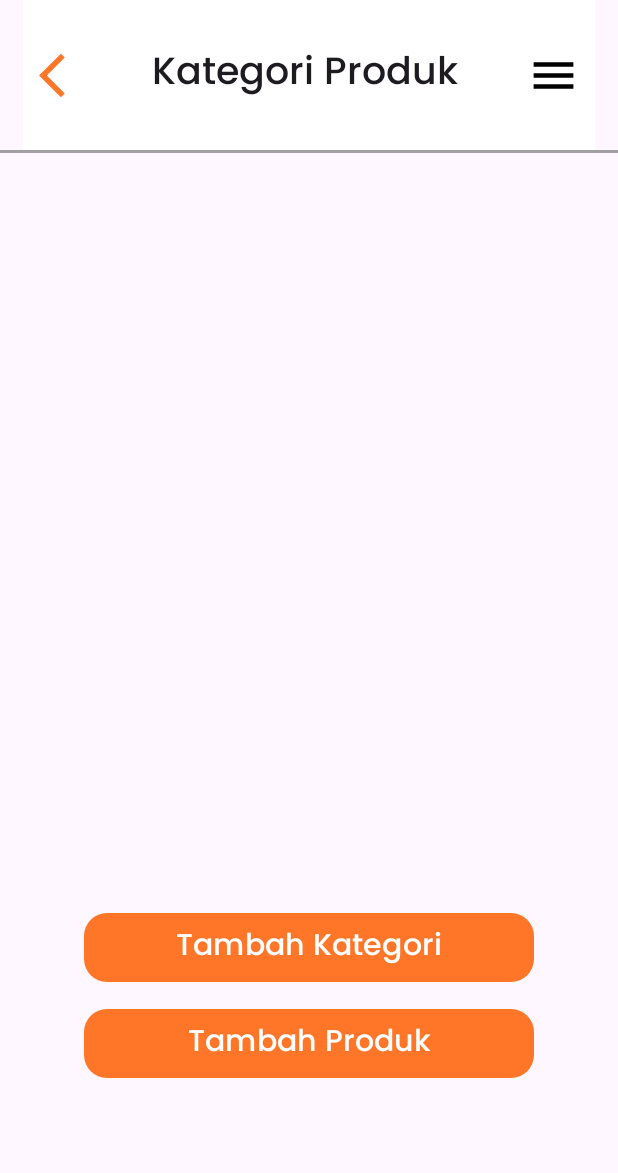
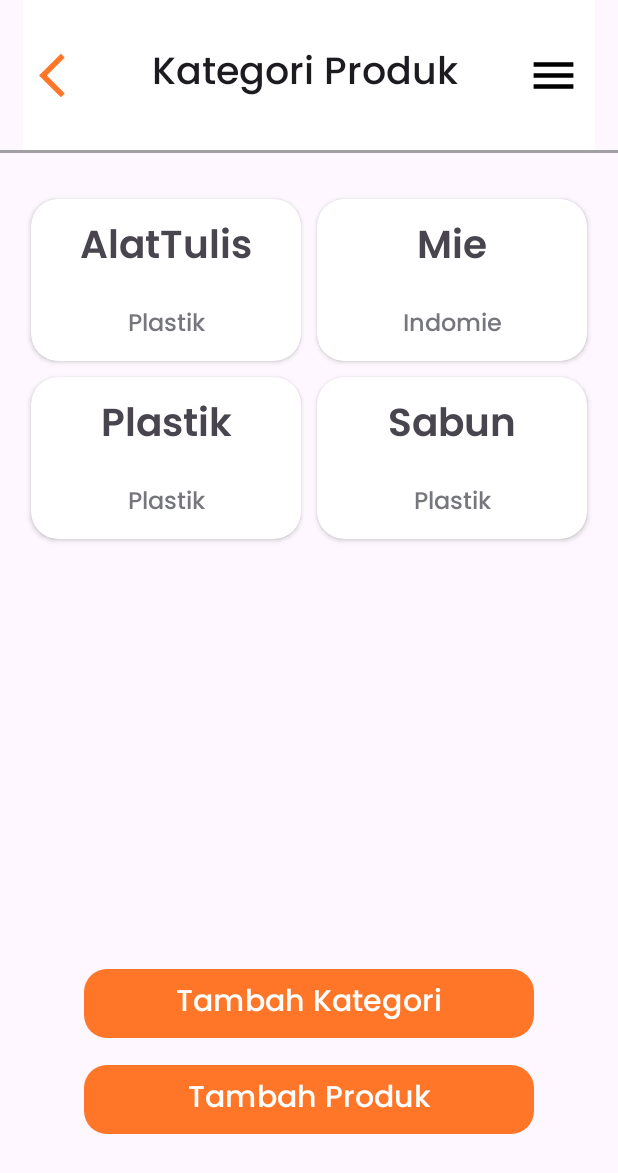
Before and after one commit to PPSI-4KA19/TokoLiaKelompok2, an Android app: the screen it shows after launch (produkkategori), in the options menu, after a tap on "Produk", on a phone screen of 412 x 824 dp. Shown: the top 1173 px of the screen. Run offline under Robolectric (Android 15) with nearby library versions, the phone set to English and light mode, and no system bars; our stand-ins replace Room's generated code; Roboto replaces fonts that are not available here.

Commit message:
kategori backend finish

```diff
--- a/app/src/main/java/com/example/tokolia/Kategori.java
+++ b/app/src/main/java/com/example/tokolia/Kategori.java
@@ -17,7 +17,7 @@ public class Kategori {
         this.deskripsi = deskripsi;
     }
 
-    public String getNama_kategori() {
+    public String getNamakategori() {
         return nama_kategori;
     }
 
@@ -25,7 +25,7 @@ public class Kategori {
         return deskripsi;
     }
 
-    public void setNama_kategori(String nama_kategori) {
+    public void setNamaKategori(String nama_kategori) {
         this.nama_kategori = nama_kategori;
     }
 
--- /dev/null
+++ b/app/src/main/java/com/example/tokolia/KategoriAdapter.java
@@ -0,0 +1,65 @@
+package com.example.tokolia;
+
+import android.view.LayoutInflater;
+import android.view.View;
+import android.view.ViewGroup;
+import android.widget.TextView;
+
+import androidx.annotation.NonNull;
+import androidx.recyclerview.widget.RecyclerView;
+
+import java.util.ArrayList;
+import java.util.List;
+
+public class KategoriAdapter extends RecyclerView.Adapter<KategoriAdapter.KategoriHolder> {
+
+    private List<Kategori> kategoris = new ArrayList<>();
+
+
+    @NonNull
+    @Override
+    public KategoriHolder onCreateViewHolder(@NonNull ViewGroup parent, int viewType) {
+
+        View view = LayoutInflater.from(parent.getContext())
+                .inflate(R.layout.layout_kategori,
+                parent,false);
+
+        return new KategoriHolder(view);
+    }
+
+    @Override
+    public void onBindViewHolder(@NonNull KategoriHolder holder, int position) {
+
+        Kategori currentKategori = kategoris.get(position);
+        holder.namaKategori.setText(currentKategori.getNamakategori());
+        holder.descKategori.setText(currentKategori.getDeskripsi());
+
+    }
+
+    @Override
+    public int getItemCount() {
+        return kategoris.size();
+    }
+
+    public void setKategoris(List<Kategori> kategoris){
+
+        this.kategoris = kategoris;
+        notifyDataSetChanged();
+
+    }
+
+    class KategoriHolder extends RecyclerView.ViewHolder{
+
+        TextView namaKategori;
+        TextView descKategori;
+
+
+        public KategoriHolder(@NonNull View itemView) {
+            super(itemView);
+
+            namaKategori = itemView.findViewById(R.id.textNamaKategori);
+            descKategori = itemView.findViewById(R.id.textDescKategori);
+
+        }
+    }
+}
--- a/app/src/main/java/com/example/tokolia/KategoriProduk.java
+++ b/app/src/main/java/com/example/tokolia/KategoriProduk.java
@@ -2,6 +2,7 @@ package com.example.tokolia;
 
 import androidx.annotation.NonNull;
 import androidx.room.Entity;
+import androidx.room.ForeignKey;
 import androidx.room.PrimaryKey;
 
 @Entity(tableName = "kategoriproduk",primaryKeys = {"nama_kategori","id_produk"})
--- a/app/src/main/java/com/example/tokolia/TokoDatabase.java
+++ b/app/src/main/java/com/example/tokolia/TokoDatabase.java
@@ -2,9 +2,14 @@ package com.example.tokolia;
 
 import android.content.Context;
 
+import androidx.annotation.NonNull;
 import androidx.room.Database;
 import androidx.room.Room;
 import androidx.room.RoomDatabase;
+import androidx.sqlite.db.SupportSQLiteDatabase;
+
+import java.util.concurrent.ExecutorService;
+import java.util.concurrent.Executors;
 
 @Database(entities = {Kategori.class, KategoriProduk.class, Produk.class
                     , Transaksi.class, TransaksiProduk.class
@@ -15,9 +20,9 @@ public abstract class TokoDatabase extends RoomDatabase {
 
 
     //Dao untuk proses produk + kategori
-    public abstract ProdukDao produkDao();
+    //public abstract ProdukDao produkDao();
     public abstract KategoriDao kategoriDao();
-    public abstract KategoriProdukDao kategoriProdukDao();
+    //public abstract KategoriProdukDao kategoriProdukDao();
 
     //Dao untuk proses transaksi + produk
 
@@ -25,11 +30,13 @@ public abstract class TokoDatabase extends RoomDatabase {
 
     public static synchronized TokoDatabase getInstance(Context context){
 
+        //dihapus setelah testing
         if(instance == null){
-
             instance = Room.databaseBuilder(context.getApplicationContext(),
                     TokoDatabase.class, "toko_database")
-                    .fallbackToDestructiveMigration().build();
+                    .fallbackToDestructiveMigration()
+                    .addCallback(roomCallBack)
+                    .build();
 
         }
 
@@ -37,4 +44,28 @@ public abstract class TokoDatabase extends RoomDatabase {
 
     }
 
+
+
+    private static RoomDatabase.Callback roomCallBack = new RoomDatabase.Callback(){
+        @Override
+        public void onCreate(@NonNull SupportSQLiteDatabase db) {
+            super.onCreate(db);
+
+            KategoriDao kategoriDao = instance.kategoriDao();
+
+            ExecutorService executorService = Executors.newSingleThreadExecutor();
+            executorService.execute(new Runnable() {
+                @Override
+                public void run() {
+                    //untuk dihapus setelah tes
+                    kategoriDao.insert(new Kategori("Mie","Indomie"));
+                    kategoriDao.insert(new Kategori("Plastik","Plastik"));
+                    kategoriDao.insert(new Kategori("Sabun","Plastik"));
+                    kategoriDao.insert(new Kategori("AlatTulis","Plastik"));
+                }
+            });
+
+        }
+    };
+
 }
--- /dev/null
+++ b/app/src/main/java/com/example/tokolia/TokoRepository.java
@@ -0,0 +1,63 @@
+package com.example.tokolia;
+
+import android.app.Application;
+import android.os.AsyncTask;
+
+import androidx.lifecycle.LiveData;
+
+import java.util.List;
+import java.util.concurrent.ExecutorService;
+import java.util.concurrent.Executors;
+
+public class TokoRepository {
+
+    private KategoriDao kategoriDao;
+
+    private LiveData<List<Kategori>> kategoris;
+
+
+    ExecutorService executors = Executors.newSingleThreadExecutor();
+
+    public TokoRepository(Application application){
+
+        TokoDatabase database = TokoDatabase.getInstance(application);
+        kategoriDao = database.kategoriDao();
+        kategoris = kategoriDao.getAllKategori();
+
+    }
+
+    public void insertKategori(Kategori kategori){
+        executors.execute(new Runnable() {
+            @Override
+            public void run() {
+                kategoriDao.insert(kategori);
+            }
+        });
+
+    }
+
+    public void updateKategori(Kategori kategori){
+        executors.execute(new Runnable() {
+            @Override
+            public void run() {
+                kategoriDao.update(kategori);
+            }
+        });
+    }
+
+    public void deleteKategori(Kategori kategori){
+        executors.execute(new Runnable() {
+            @Override
+            public void run() {
+                kategoriDao.delete(kategori);
+            }
+        });
+    }
+
+    public LiveData<List<Kategori>> getALlKategori(){
+        return kategoris;
+    }
+
+
+
+}
--- /dev/null
+++ b/app/src/main/java/com/example/tokolia/TokoViewModel.java
@@ -0,0 +1,40 @@
+package com.example.tokolia;
+
+import android.app.Application;
+
+import androidx.annotation.NonNull;
+import androidx.lifecycle.AndroidViewModel;
+import androidx.lifecycle.LiveData;
+
+import java.util.List;
+
+public class TokoViewModel extends AndroidViewModel {
+
+    private TokoRepository repository;
+    private LiveData<List<Kategori>> kategoris;
+
+    public TokoViewModel(@NonNull Application application) {
+        super(application);
+
+        repository = new TokoRepository(application);
+        kategoris = repository.getALlKategori();
+
+    }
+
+    public void insertKategori(Kategori kategori){
+        repository.insertKategori(kategori);
+    }
+
+    public void updateKategori(Kategori kategori){
+        repository.updateKategori(kategori);
+    }
+
+    public void deleteKategori(Kategori kategori){
+        repository.deleteKategori(kategori);
+    }
+
+    public LiveData<List<Kategori>> getAllKategori(){
+        return kategoris;
+    }
+
+}
--- a/app/src/main/java/com/example/tokolia/produkkategori.java
+++ b/app/src/main/java/com/example/tokolia/produkkategori.java
@@ -5,27 +5,34 @@ import androidx.annotation.NonNull;
 import androidx.appcompat.app.AppCompatActivity;
 import androidx.appcompat.content.res.AppCompatResources;
 import androidx.appcompat.widget.Toolbar;
+import androidx.lifecycle.Observer;
+import androidx.lifecycle.ViewModelProvider;
+import androidx.recyclerview.widget.GridLayoutManager;
+import androidx.recyclerview.widget.LinearLayoutManager;
+import androidx.recyclerview.widget.RecyclerView;
 
 import android.content.Intent;
 import android.os.Bundle;
 import android.view.MenuItem;
 import android.view.View;
 import android.widget.Button;
-import android.widget.GridView;
 import android.widget.TextView;
 import android.widget.Toast;
 import android.window.OnBackInvokedDispatcher;
 
 import com.google.android.material.appbar.MaterialToolbar;
 
+import java.util.List;
+
 public class produkkategori extends AppCompatActivity {
 
+
+    private TokoViewModel tokoViewModel;
     MaterialToolbar toolbar;
-    GridView gridKategori;
+    RecyclerView recyclerKategori;
     Button buttonTambahProduk;
     Button buttonTambahKategori;
-    TextView namaKategori;
-    TextView descKategori;
+
 
     @Override
     protected void onCreate(Bundle savedInstanceState) {
@@ -61,12 +68,32 @@ public class produkkategori extends AppCompatActivity {
             }
         });
 
-        gridKategori = findViewById(R.id.gridKategori);
+        //menampilkan kategori ke view
+        recyclerKategori = findViewById(R.id.recyclerKategori);
+        recyclerKategori.setLayoutManager(new GridLayoutManager(this,2));
 
-        //button
+        KategoriAdapter kategoriAdapter = new KategoriAdapter();
+        recyclerKategori.setAdapter(kategoriAdapter);
+
+        //view model gridview dari DB
+        tokoViewModel = new ViewModelProvider.AndroidViewModelFactory(getApplication()).create(TokoViewModel.class);
+        tokoViewModel.getAllKategori().observe(this, new Observer<List<Kategori>>() {
+            @Override
+            public void onChanged(List<Kategori> kategoris) {
+                //update grid view kategori
+                kategoriAdapter.setKategoris(kategoris);
+
+            }
+        });
+
+
+
+
+        //identify button
         buttonTambahKategori = findViewById(R.id.buttonTambahKategori);
         buttonTambahProduk = findViewById(R.id.buttonTambahProduk);
 
+        //kalo klik button tambah kategori -->
         buttonTambahKategori.setOnClickListener(new View.OnClickListener() {
             @Override
             public void onClick(View v) {
@@ -76,6 +103,7 @@ public class produkkategori extends AppCompatActivity {
             }
         });
 
+        //kalo klik button tambah produk -->
         buttonTambahProduk.setOnClickListener(new View.OnClickListener() {
             @Override
             public void onClick(View v) {
@@ -85,11 +113,7 @@ public class produkkategori extends AppCompatActivity {
             }
         });
 
-        //untuk ditulis ke db dalam adapter
-        //namaKategori = findViewById(R.id.textNamaKategori);
-        //descKategori = findViewById(R.id.textDescKategori);
-
-
+        /*
         //backpress handling
         getOnBackPressedDispatcher().addCallback(this, new OnBackPressedCallback(true) {
             @Override
@@ -99,6 +123,7 @@ public class produkkategori extends AppCompatActivity {
                 finish();
             }
         });
+        */
 
         //back toolbar
         toolbar.setNavigationOnClickListener(new View.OnClickListener() {
--- a/app/src/main/res/layout/activity_list_produk.xml
+++ b/app/src/main/res/layout/activity_list_produk.xml
@@ -43,5 +43,6 @@
         android:paddingHorizontal="25dp"
         android:paddingVertical="10dp"
         app:layout_constraintTop_toBottomOf="@+id/appBarLayout5"
-        tools:layout_editor_absoluteX="0dp" />
+        tools:layout_editor_absoluteX="0dp"
+        tools:listitem="@layout/card_view_produk"/>
 </androidx.constraintlayout.widget.ConstraintLayout>
--- a/app/src/main/res/layout/activity_produkkategori.xml
+++ b/app/src/main/res/layout/activity_produkkategori.xml
@@ -54,16 +54,16 @@
         app:layout_constraintTop_toBottomOf="@+id/appBarLayout2"
         app:layout_constraintVertical_bias="0.063">
 
-        <GridView
-            android:id="@+id/gridKategori"
+        <androidx.recyclerview.widget.RecyclerView
+            android:id="@+id/recyclerKategori"
             android:layout_width="match_parent"
-            android:layout_height="450dp"
-            android:layout_marginTop="20dp"
+            android:layout_height="500dp"
+            android:layout_marginTop="10dp"
             android:layout_marginBottom="30dp"
-            android:numColumns="2"
-            android:paddingStart="15dp"
+            android:padding="15dp"
             android:paddingTop="10dp"
-            android:paddingEnd="15dp" />
+            android:paddingEnd="15dp"
+            tools:listitem="@layout/layout_kategori" />
 
         <Button
             android:id="@+id/buttonTambahKategori"
--- a/app/src/main/res/layout/layout_kategori.xml
+++ b/app/src/main/res/layout/layout_kategori.xml
@@ -2,12 +2,13 @@
 <LinearLayout xmlns:android="http://schemas.android.com/apk/res/android"
     xmlns:app="http://schemas.android.com/apk/res-auto"
     android:layout_width="match_parent"
-    android:layout_height="match_parent">
+    android:layout_height="wrap_content">
 
     <androidx.cardview.widget.CardView
         android:id="@+id/cardKategori"
         android:layout_width="match_parent"
         android:layout_height="wrap_content"
+        android:layout_margin="5dp"
         android:background="@drawable/background_recycler"
         app:cardCornerRadius="18dp"
         app:contentPadding="5dp">
@@ -28,7 +29,7 @@
                 android:paddingBottom="10dp"
                 android:text="TextView"
                 android:textAlignment="center"
-                android:textSize="24sp" />
+                android:textSize="26sp" />
 
             <TextView
                 android:id="@+id/textDescKategori"
@@ -38,6 +39,7 @@
                 android:fontFamily="@font/poppins_medium"
                 android:text="TextView"
                 android:textAlignment="center"
+                android:textColor="@color/material_dynamic_neutral50"
                 android:textSize="16sp" />
         </LinearLayout>
     </androidx.cardview.widget.CardView>
```
